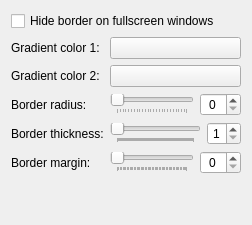
bartekldw/borderglow, file kcm/ui/borderglowconfigform.ui: the form before one commit.
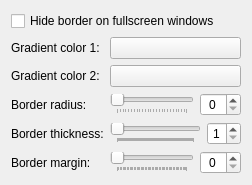
The form after the commit. Custom widgets are drawn as their Qt base class.

Commit message: Remove spacer in KCM UI

Patch:
```diff
--- a/kcm/ui/borderglowconfigform.ui
+++ b/kcm/ui/borderglowconfigform.ui
@@ -145,19 +145,6 @@
      </item>
     </layout>
    </item>
-   <item>
-    <spacer name="verticalSpacer">
-     <property name="orientation">
-      <enum>Qt::Vertical</enum>
-     </property>
-     <property name="sizeHint" stdset="0">
-      <size>
-       <width>20</width>
-       <height>40</height>
-      </size>
-     </property>
-    </spacer>
-   </item>
   </layout>
  </widget>
  <customwidgets>
```
